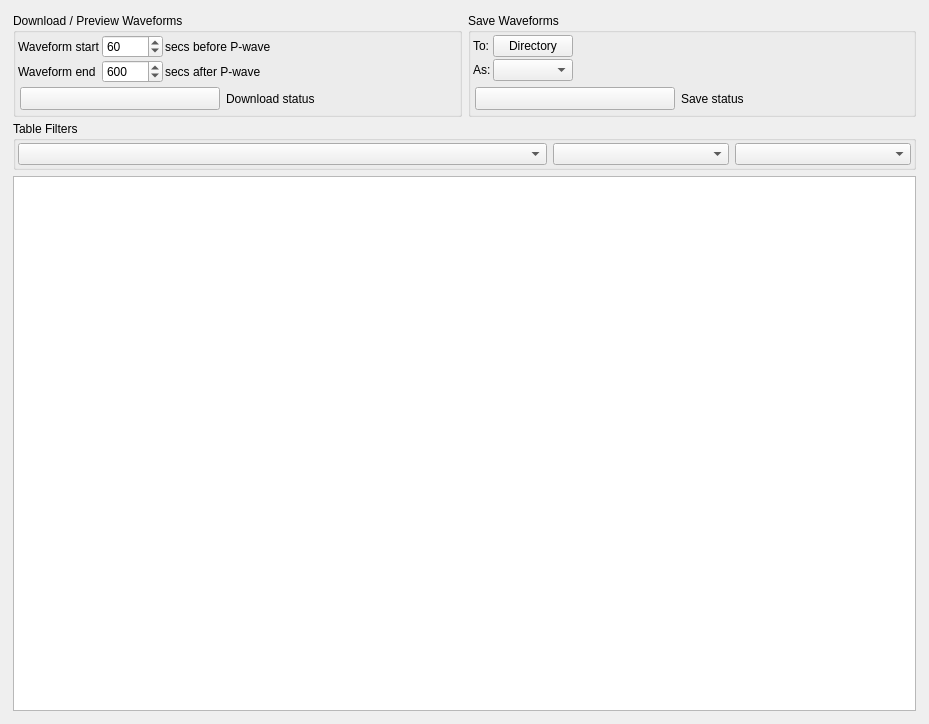
First picture: the form in pyweed/gui/uic/WaveformDialog.ui, repository iris-edu/pyweed, before the edit.
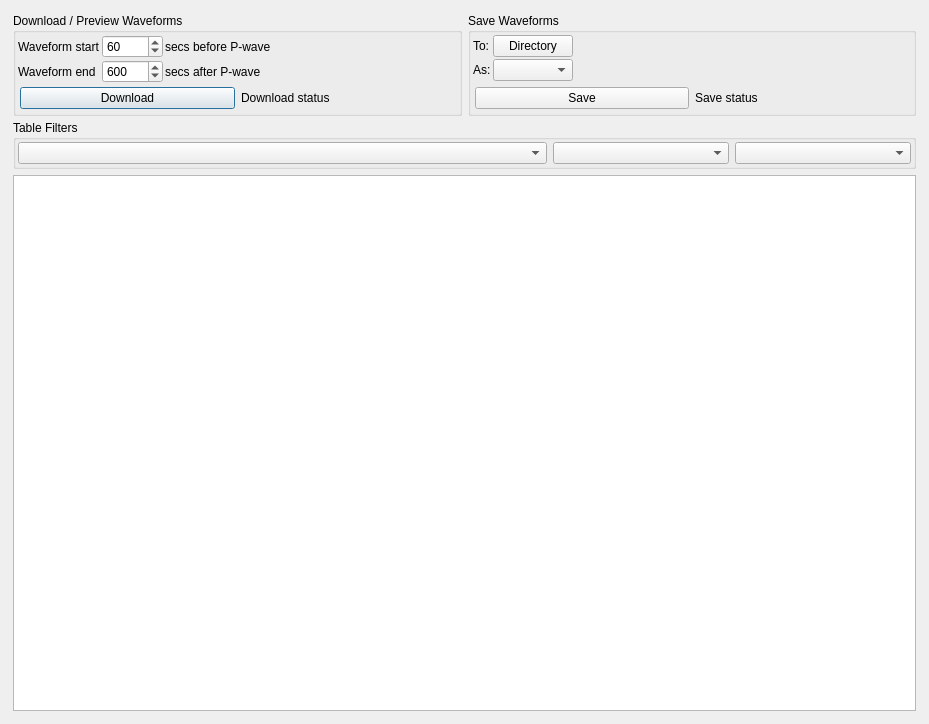
Second picture: the form after the edit.

Commit message: Better handling of download/save operations (#5633) Added main window size/state to preferences Code cleanup

```diff
--- a/pyweed/gui/uic/WaveformDialog.ui
+++ b/pyweed/gui/uic/WaveformDialog.ui
@@ -146,7 +146,7 @@
              <number>2</number>
             </property>
             <item>
-             <widget class="QToolButton" name="downloadToolButton">
+             <widget class="QPushButton" name="downloadPushButton">
               <property name="minimumSize">
                <size>
                 <width>200</width>
@@ -154,14 +154,11 @@
                </size>
               </property>
               <property name="text">
-               <string/>
+               <string>Download</string>
               </property>
               <property name="checkable">
                <bool>true</bool>
               </property>
-              <property name="popupMode">
-               <enum>QToolButton::InstantPopup</enum>
-              </property>
              </widget>
             </item>
             <item alignment="Qt::AlignLeft">
@@ -271,7 +268,7 @@
              <number>2</number>
             </property>
             <item>
-             <widget class="QToolButton" name="saveToolButton">
+             <widget class="QPushButton" name="savePushButton">
               <property name="minimumSize">
                <size>
                 <width>200</width>
@@ -279,7 +276,7 @@
                </size>
               </property>
               <property name="text">
-               <string/>
+               <string>Save</string>
               </property>
               <property name="checkable">
                <bool>true</bool>
```
Left out of the diff: 14 changed lines with no effect on the pictures. The commit also changes 13 other files.
